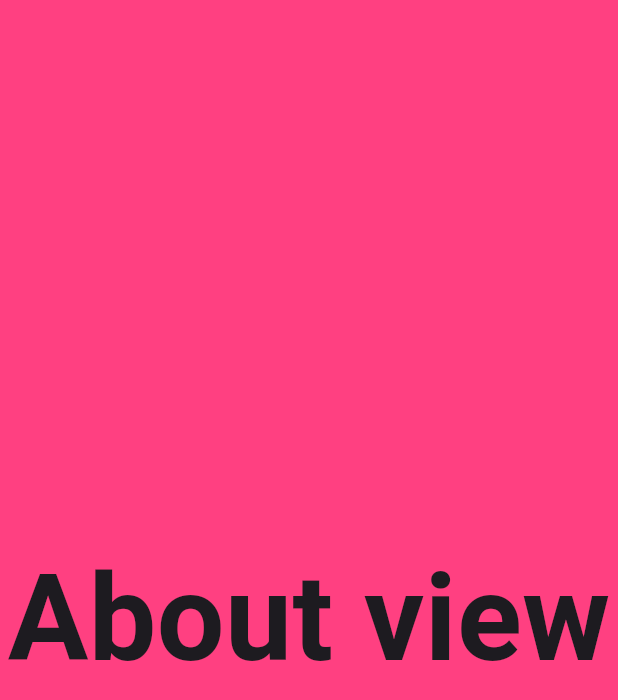
After one commit to Zero0242/fl_bases_web, a Flutter app: the LandingScreen screen opened by its route, swiped to page 2, on a phone screen of 412 x 824 dp. The commit adds this screen. Shown: the top 700 px of the screen. Run offline on Flutter 3.47's test engine with Material 3 defaults, Android fonts, the light colour scheme and no system bars; our stand-ins replace flutter_riverpod, get_storage, go_router, google_fonts, riverpod_annotation; accounts and stored records are empty; generated files the repository leaves out were written again.

Commit message:
[LANDING]: pruebas con el landing

```diff
--- a/lib/config/router/app_router.dart
+++ b/lib/config/router/app_router.dart
@@ -55,6 +55,12 @@ GoRouter appRouter(AppRouterRef ref) {
           ),
         ],
       ),
+      GoRoute(
+        path: LandingScreen.route,
+        builder: (context, state) {
+          return const LandingScreen();
+        },
+      ),
     ],
   );
 }
--- /dev/null
+++ b/lib/presentation/screens/landing/landing_screen.dart
@@ -0,0 +1,42 @@
+import 'package:fl_bases_web/presentation/views/landing/landing.dart';
+import 'package:flutter/material.dart';
+
+class LandingScreen extends StatelessWidget {
+  const LandingScreen({super.key});
+  static const String route = '/landing';
+
+  @override
+  Widget build(BuildContext context) {
+    return Scaffold(
+      body: Container(
+        decoration: const BoxDecoration(
+          gradient: LinearGradient(
+            stops: <double>[0.5, 0.5],
+            colors: <Color>[Colors.pink, Colors.deepOrange],
+            begin: Alignment.topCenter,
+            end: Alignment.bottomCenter,
+          ),
+        ),
+        child: Stack(
+          children: <Widget>[
+            PageView(
+              scrollDirection: Axis.vertical,
+              children: const <Widget>[
+                HomeView(),
+                AboutView(),
+                PricingView(),
+                ContactView(),
+                LocationView(),
+              ],
+            ),
+            // Positioned(
+            //   top: 20,
+            //   right: 20,
+            //   child: CustomAppMenu(),
+            // ),
+          ],
+        ),
+      ),
+    );
+  }
+}
--- a/lib/presentation/screens/not_found_screen.dart
+++ b/lib/presentation/screens/not_found_screen.dart
@@ -26,7 +26,7 @@ class NotFoundScreen extends StatelessWidget {
           style: TextStyle(fontSize: 40, fontWeight: FontWeight.bold),
         ),
         CustomFlatButton(
-          onPressed: () => context.replace(HomeScreen.route),
+          onPressed: () => context.pushReplacement(HomeScreen.route),
           label: 'Go back',
         ),
       ],
--- a/lib/presentation/screens/screens.dart
+++ b/lib/presentation/screens/screens.dart
@@ -4,5 +4,6 @@
 library;
 
 export 'home_screen.dart';
+export 'landing/landing_screen.dart';
 export 'not_found_screen.dart';
 export 'river_screen.dart';
--- /dev/null
+++ b/lib/presentation/views/landing/about_view.dart
@@ -0,0 +1,25 @@
+import 'package:flutter/material.dart';
+import 'package:google_fonts/google_fonts.dart';
+
+class AboutView extends StatelessWidget {
+  const AboutView({super.key});
+
+  @override
+  Widget build(BuildContext context) {
+    return Container(
+      color: Colors.pinkAccent,
+      child: Center(
+        child: FittedBox(
+          fit: BoxFit.contain,
+          child: Text(
+            'About view',
+            style: GoogleFonts.montserratAlternates(
+              fontWeight: FontWeight.bold,
+              fontSize: 80,
+            ),
+          ),
+        ),
+      ),
+    );
+  }
+}
--- /dev/null
+++ b/lib/presentation/views/landing/landing.dart
@@ -0,0 +1,5 @@
+export 'about_view.dart';
+export 'contact_view.dart';
+export 'home_view.dart';
+export 'location_view.dart';
+export 'pricing_view.dart';
```
Also changed, not shown: lib/presentation/views/landing/contact_view.dart (added, +25 -0 lines), lib/presentation/views/landing/home_view.dart (added, +25 -0 lines), lib/presentation/views/landing/location_view.dart (added, +25 -0 lines), lib/presentation/views/landing/pricing_view.dart (added, +25 -0 lines), lib/presentation/widgets/custom_appmenu.dart (+8 -2 lines).
